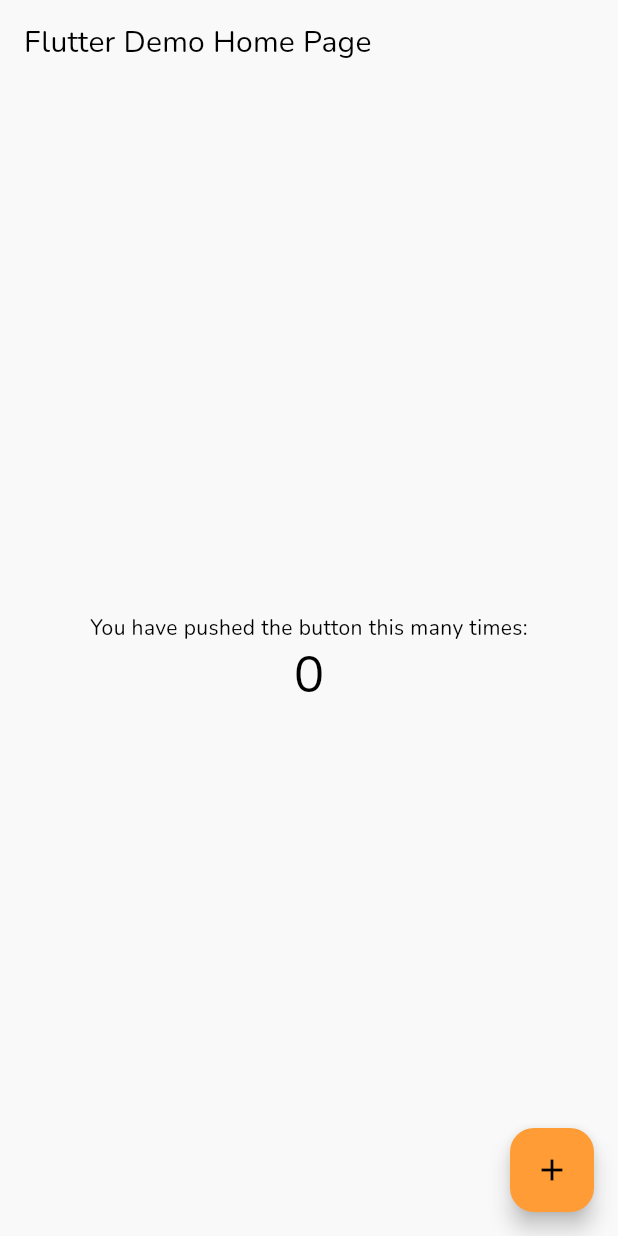
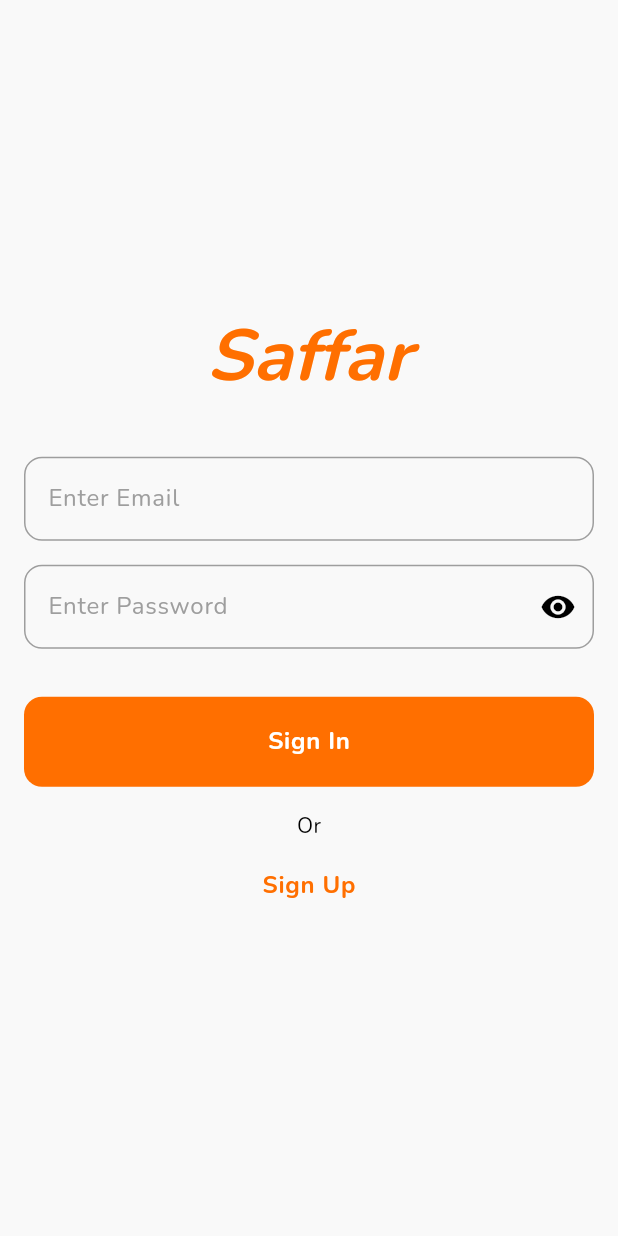
Before and after one commit to Saffar-Org/saffar_app, a Flutter app: the screen it shows after launch, on a phone screen of 412 x 824 dp. Run offline on Flutter 3.47's test engine with Material 2 defaults, Android fonts, the phone set to English and light mode, and no system bars.

Commit message:
feat: Added sign in page UI.

```diff
--- /dev/null
+++ b/lib/core/constants/nums.dart
@@ -0,0 +1,6 @@
+/// Stores the numeric values which will be constant
+/// throughout the application.
+class Nums {
+  static const double horizontalPadding = 16;
+  static const double roundedCornerRadius = 12;
+}
--- a/lib/core/palette.dart
+++ b/lib/core/palette.dart
@@ -25,6 +25,9 @@
   static const Color background = Color(0xFFF9F9F9);
   static const Color onBackground = Colors.black;
 
+  static const Color error = Colors.redAccent;
+  static const Color onError = Colors.white;
+
   static const Color outline = Colors.grey;
 
   // Light color scheme
--- /dev/null
+++ b/lib/core/router.dart
@@ -0,0 +1,34 @@
+import 'package:flutter/material.dart';
+import 'package:saffar_app/features/authentication/presenter/view/sign_in_screen.dart';
+
+/// Handles routing in the app
+class CustomRouter {
+  /// Generates initial routes
+  static List<Route<dynamic>> onGenerateInitialRoutes(String name) {
+    return [
+      MaterialPageRoute(
+        builder: (_) => const SignInScreen(),
+      ),
+    ];
+  }
+
+  /// Generates routes for named navigation
+  static Route<dynamic> onGenerateRoute(RouteSettings settings) {
+    switch (settings.name) {
+      case SignInScreen.routeName:
+        return MaterialPageRoute(
+          builder: (_) => const SignInScreen(),
+        );
+      default:
+        return MaterialPageRoute(
+          builder: (_) {
+            return Scaffold(
+              body: Center(
+                child: Text('No route with the name ${settings.name}'),
+              ),
+            );
+          },
+        );
+    }
+  }
+}
--- /dev/null
+++ b/lib/features/authentication/presenter/view/sign_in_screen.dart
@@ -0,0 +1,154 @@
+import 'package:flutter/material.dart';
+import 'package:saffar_app/core/constants/nums.dart';
+
+import '../../../../core/palette.dart';
+
+class SignInScreen extends StatefulWidget {
+  const SignInScreen({Key? key}) : super(key: key);
+
+  static const String routeName = '/sign_in';
+
+  @override
+  State<SignInScreen> createState() => _SignInScreenState();
+}
+
+class _SignInScreenState extends State<SignInScreen> {
+  late final TextEditingController _emailController;
+  late final TextEditingController _passwordController;
+
+  bool _passwordVisible = false;
+
+  void _switchPasswordVisibility() {
+    setState(() {
+      _passwordVisible = !_passwordVisible;
+    });
+  }
+
+  @override
+  void initState() {
+    super.initState();
+
+    _emailController = TextEditingController();
+    _passwordController = TextEditingController();
+  }
+
+  @override
+  void dispose() {
+    _emailController.dispose();
+    _passwordController.dispose();
+
+    super.dispose();
+  }
+
+  @override
+  Widget build(BuildContext context) {
+    return Scaffold(
+        body: SingleChildScrollView(
+      keyboardDismissBehavior: ScrollViewKeyboardDismissBehavior.onDrag,
+      child: Padding(
+        padding: const EdgeInsets.symmetric(horizontal: Nums.horizontalPadding),
+        child: SizedBox(
+          height: MediaQuery.of(context).size.height,
+          child: Column(
+            mainAxisAlignment: MainAxisAlignment.center,
+            mainAxisSize: MainAxisSize.max,
+            children: [
+              // TODO: Saffar logo
+              const Text(
+                'Saffar',
+                style: TextStyle(
+                  fontSize: 48,
+                  color: Palette.primary,
+                  fontWeight: FontWeight.bold,
+                  fontStyle: FontStyle.italic,
+                ),
+              ),
+              const SizedBox(height: 32),
+
+              // Email text form field
+              TextFormField(
+                controller: _emailController,
+                keyboardType: TextInputType.emailAddress,
+                decoration: InputDecoration(
+                  hintText: 'Enter Email',
+                  hintStyle:
+                      TextStyle(color: Theme.of(context).colorScheme.outline),
+                  border: Theme.of(context).inputDecorationTheme.border,
+                  enabledBorder:
+                      Theme.of(context).inputDecorationTheme.enabledBorder,
+                  focusedBorder:
+                      Theme.of(context).inputDecorationTheme.focusedBorder,
+                  errorBorder:
+                      Theme.of(context).inputDecorationTheme.errorBorder,
+                ),
+              ),
+              const SizedBox(height: 16),
+
+              // Email text form field
+              TextFormField(
+                controller: _passwordController,
+                keyboardType: TextInputType.visiblePassword,
+                obscureText: !_passwordVisible,
+                decoration: InputDecoration(
+                  hintText: 'Enter Password',
+                  hintStyle:
+                      TextStyle(color: Theme.of(context).colorScheme.outline),
+                  border: Theme.of(context).inputDecorationTheme.border,
+                  enabledBorder:
+                      Theme.of(context).inputDecorationTheme.enabledBorder,
+                  focusedBorder:
+                      Theme.of(context).inputDecorationTheme.focusedBorder,
+                  errorBorder:
+                      Theme.of(context).inputDecorationTheme.errorBorder,
+                  suffixIcon: InkWell(
+                    onTap: () {
+                      _switchPasswordVisibility();
+                    },
+                    child: !_passwordVisible
+                        ? const Icon(Icons.visibility)
+                        : const Icon(Icons.visibility_off),
+                  ),
+                ),
+              ),
+              const SizedBox(height: 32),
+
+              // Sign in button
+              ElevatedButton(
+                onPressed: () {},
+                style: ElevatedButton.styleFrom(
+                  textStyle: Theme.of(context)
+                      .textTheme
+                      .bodyText1
+                      ?.copyWith(fontWeight: FontWeight.bold),
+                  padding: const EdgeInsets.symmetric(vertical: 18),
+                ),
+                child: const Center(
+                  child: Text(
+                    'Sign In',
+                  ),
+                ),
+              ),
+              const SizedBox(height: 16),
+
+              // Or
+              const Text('Or'),
+
+              // Sign up button
+              TextButton(
+                onPressed: () {},
+                style: TextButton.styleFrom(
+                  textStyle: Theme.of(context)
+                      .textTheme
+                      .bodyText1
+                      ?.copyWith(fontWeight: FontWeight.bold),
+                  padding: const EdgeInsets.symmetric(vertical: 18),
+                ),
+                child: const Center(child: Text('Sign Up')),
+              ),
+            ],
+          ),
+        ),
+      ),
+    ));
+  }
+}
--- a/lib/main.dart
+++ b/lib/main.dart
@@ -1,5 +1,7 @@
 import 'package:flutter/material.dart';
+import 'package:saffar_app/core/constants/nums.dart';
 import 'package:saffar_app/core/palette.dart';
+import 'package:saffar_app/core/router.dart';
 
 void main() {
   runApp(const MyApp());
@@ -16,7 +18,69 @@
       theme: ThemeData(
         useMaterial3: true,
         colorScheme: Palette.lightColorScheme,
+        scaffoldBackgroundColor: Palette.background,
         fontFamily: 'Nunito',
+        textButtonTheme: TextButtonThemeData(
+          style: TextButton.styleFrom(
+            primary: Palette.primary,
+            elevation: 0,
+            shape: const RoundedRectangleBorder(
+              borderRadius: BorderRadius.all(
+                Radius.circular(Nums.roundedCornerRadius),
+              ),
+            ),
+          ),
+        ),
+        elevatedButtonTheme: ElevatedButtonThemeData(
+          style: ElevatedButton.styleFrom(
+            primary: Palette.primary,
+            onPrimary: Palette.onPrimary,
+            elevation: 0,
+            shape: const RoundedRectangleBorder(
+              borderRadius: BorderRadius.all(
+                Radius.circular(Nums.roundedCornerRadius),
+              ),
+            ),
+          ),
+        ),
+        inputDecorationTheme: const InputDecorationTheme(
+          border: OutlineInputBorder(
+            borderRadius: BorderRadius.all(
+              Radius.circular(Nums.roundedCornerRadius),
+            ),
+            borderSide: BorderSide(
+              color: Palette.outline,
+              width: 1,
+            ),
+          ),
+          enabledBorder: OutlineInputBorder(
+            borderRadius: BorderRadius.all(
+              Radius.circular(Nums.roundedCornerRadius),
+            ),
+            borderSide: BorderSide(
+              color: Palette.outline,
+              width: 1,
+            ),
+          ),
+          focusedBorder: OutlineInputBorder(
+            borderRadius: BorderRadius.all(
+              Radius.circular(Nums.roundedCornerRadius),
+            ),
+            borderSide: BorderSide(
+              color: Palette.primary,
+              width: 2,
+            ),
+          ),
+          errorBorder: OutlineInputBorder(
+            borderRadius: BorderRadius.all(
+              Radius.circular(Nums.roundedCornerRadius),
+            ),
+            borderSide: BorderSide(
+              color: Palette.error,
+              width: 1,
+            ),
+          ),
+        ),
         textTheme: const TextTheme(
           headline1: TextStyle(
             fontSize: 96,
@@ -83,7 +147,8 @@
           ),
         ),
       ),
-      home: const MyHomePage(title: 'Flutter Demo Home Page'),
+      onGenerateInitialRoutes: CustomRouter.onGenerateInitialRoutes,
+      onGenerateRoute: CustomRouter.onGenerateRoute,
     );
   }
 }
```
Also changed, not shown: pubspec.yaml (+4 -9 lines), pubspec.lock.
